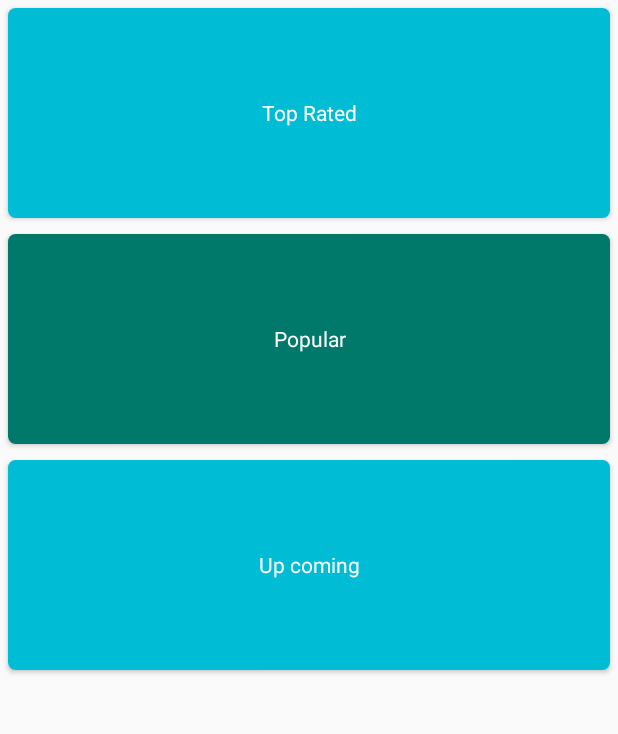
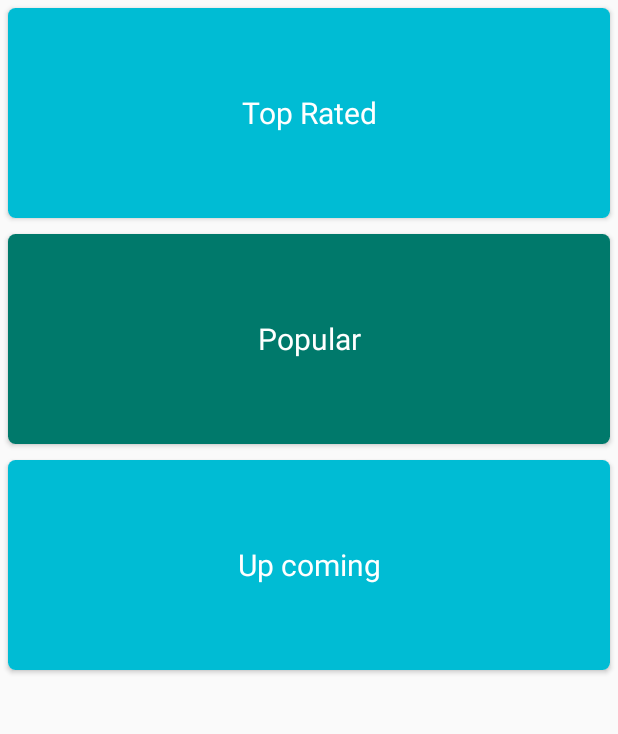
Before and after one commit to RubioLlanos/Prueba_Rappi_Movies, an Android app: the screen it shows after launch (MainActivity), on a phone screen of 412 x 824 dp, the part 125-859 px from its top. Run offline under Robolectric (Android 15) with nearby library versions, the phone set to English and light mode, and no system bars; our stand-ins replace RxJava, data binding; libraries missing offline, so code that uses them is left out: io.realm; 1 statement that could not run was skipped.

Commit message:
Update layouts and clean code

```diff
--- a/app/src/main/java/com/app/rubio/movie/api/ClientFactory.java
+++ b/app/src/main/java/com/app/rubio/movie/api/ClientFactory.java
@@ -9,7 +9,7 @@ import retrofit2.converter.gson.GsonConverterFactory;
 import static com.app.rubio.movie.utils.Constant.BASE_URL;
 
 /**
- * Created by Rubio on 24/03/2018.
+ * Created by Rubian Llanos Abril de 2018.
  */
 
 public class ClientFactory {
--- a/app/src/main/java/com/app/rubio/movie/ui/activity/ListMovieActivity.java
+++ b/app/src/main/java/com/app/rubio/movie/ui/activity/ListMovieActivity.java
@@ -66,13 +66,11 @@ public class ListMovieActivity extends AppCompatActivity implements MovieViewMod
 
     }
 
-
     @Override
     public boolean onCreateOptionsMenu(Menu menu) {
         getMenuInflater().inflate(R.menu.main, menu);
         return true;
     }
-
 
     @Override
     protected void onDestroy() {
--- a/app/src/main/java/com/app/rubio/movie/utils/Util.java
+++ b/app/src/main/java/com/app/rubio/movie/utils/Util.java
@@ -3,6 +3,7 @@ package com.app.rubio.movie.utils;
 import android.content.Context;
 import android.net.ConnectivityManager;
 import android.net.NetworkInfo;
+import android.widget.Toast;
 
 import com.app.rubio.movie.app.AppController;
 
--- a/app/src/main/java/com/app/rubio/movie/viewModel/MovieViewModel.java
+++ b/app/src/main/java/com/app/rubio/movie/viewModel/MovieViewModel.java
@@ -5,6 +5,7 @@ import android.databinding.ObservableField;
 import android.databinding.ObservableInt;
 import android.support.annotation.NonNull;
 import android.view.View;
+import android.widget.Toast;
 
 import com.app.rubio.movie.api.RestMovieService;
 import com.app.rubio.movie.app.AppController;
@@ -52,8 +53,11 @@ public class MovieViewModel extends Observable {
     private void initDataSource() {
         if (validateNetwork())
             fetchMovieList();
-        else
+        else{
+            Toast.makeText(context,"Necesitas internet para tener contenido actualizado",Toast.LENGTH_SHORT).show();
             getMoviesByCategory();
+        }
+
     }
 
     private void initTitleToolbar() {
--- a/app/src/main/res/layout/activity_main.xml
+++ b/app/src/main/res/layout/activity_main.xml
@@ -47,6 +47,7 @@
                         android:background="@color/colorAccent"
                         android:gravity="center"
                         android:text="Top Rated"
+                        android:textSize="20sp"
                         android:textAlignment="center"
                         android:textColor="@color/colorTextIcons" />
                 </android.support.v7.widget.CardView>
@@ -65,6 +66,7 @@
                         android:background="@color/colorPrimaryDark"
                         android:gravity="center"
                         android:text="Popular"
+                        android:textSize="20sp"
                         android:textAlignment="center"
                         android:textColor="@color/colorTextIcons" />
                 </android.support.v7.widget.CardView>
@@ -73,15 +75,16 @@
                     android:layout_width="match_parent"
                     android:layout_height="wrap_content"
                     android:layout_margin="5dp"
-                    app:cardCornerRadius="5dp">
+                    app:cardCornerRadius="5dp"
+                    android:onClick='@{()->viewModel.onClick("upcoming")}'>
 
                     <TextView
                         android:layout_width="match_parent"
                         android:layout_height="140dp"
                         android:background="@color/colorAccent"
                         android:gravity="center"
-                        android:onClick='@{()->viewModel.onClick("upcoming")}'
                         android:text="Up coming"
+                        android:textSize="20sp"
                         android:textAlignment="center"
                         android:textColor="@color/colorTextIcons" />
                 </android.support.v7.widget.CardView>
```
Also changed, not shown: app/src/main/java/com/app/rubio/movie/app/AppController.java (+1 -10 lines), app/src/main/java/com/app/rubio/movie/models/MovieResponse.java (+1 -14 lines), app/src/main/java/com/app/rubio/movie/models/Picture.java (deleted, +0 -16 lines), app/src/main/res/layout/activity_list_movie.xml (+12 -12 lines), app/src/main/java/com/app/rubio/movie/models/MovieOld.java (deleted), 2 other files.
